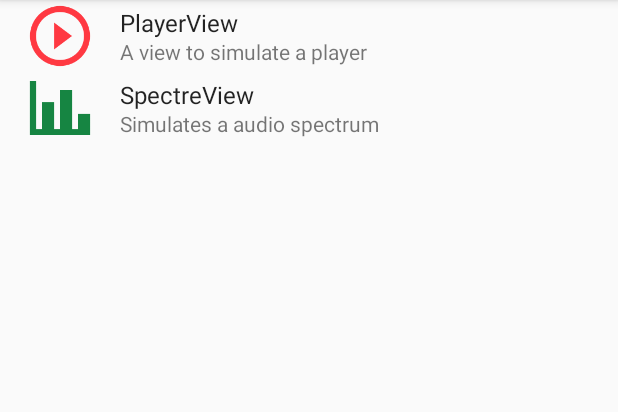
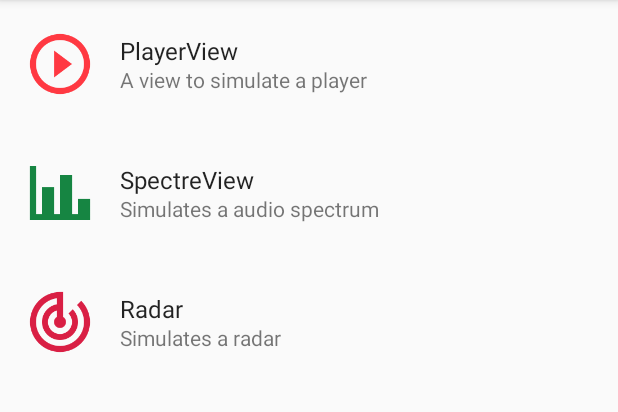
Before and after one commit to igorescodro/viittaus, an Android app: the screen it shows after launch (MainActivity), on a phone screen of 412 x 824 dp, the part 84-496 px from its top. Run offline under Robolectric (Android 15) with nearby library versions, the phone set to English and light mode, and no system bars; libraries missing offline, so code that uses them is left out: rx.subjects; 2 statements that could not run were skipped.

Commit message:
Add RadarView to CustomView list
RadarActivity created
RecyclerView item height updated

```diff
--- a/app/src/main/AndroidManifest.xml
+++ b/app/src/main/AndroidManifest.xml
@@ -25,6 +25,10 @@
             android:name=".activity.SpectreActivity"
             android:launchMode="singleTask"/>
 
+        <activity
+            android:name=".activity.RadarActivity"
+            android:launchMode="singleTask"/>
+
     </application>
 
 </manifest>
--- a/app/src/main/java/com/escodro/viittaus/view/CustomView.java
+++ b/app/src/main/java/com/escodro/viittaus/view/CustomView.java
@@ -5,6 +5,7 @@ import android.support.v7.app.AppCompatActivity;
 
 import com.escodro.viittaus.R;
 import com.escodro.viittaus.activity.PlayerActivity;
+import com.escodro.viittaus.activity.RadarActivity;
 import com.escodro.viittaus.activity.SpectreActivity;
 
 /**
@@ -30,7 +31,16 @@ public enum CustomView {
             R.drawable.ic_spectre_view,
             "SpectreView",
             "Simulates a audio spectrum",
-            SpectreActivity.class);
+            SpectreActivity.class),
+
+    /**
+     * Enum to represent the {@link RadarView}.
+     */
+    RADAR_VIEW(
+            R.drawable.ic_radar_view,
+            "Radar",
+            "Simulates a radar",
+            RadarActivity.class);
 
     /**
      * Field to represent the resource id of the drawable.
--- a/app/src/main/res/values/dimens.xml
+++ b/app/src/main/res/values/dimens.xml
@@ -22,7 +22,7 @@
     <dimen name="spacing_player_margin">72dp</dimen>
 
     <!-- Main List item -->
-    <dimen name="height_main_item">48dp</dimen>
+    <dimen name="height_main_item">86dp</dimen>
     <dimen name="size_main_item_icon">48dp</dimen>
 
     <!-- typical size of views -->
```
Also changed, not shown: app/src/main/java/com/escodro/viittaus/activity/RadarActivity.java (added, +42 -0 lines), app/src/main/res/layout/activity_radar.xml (added, +12 -0 lines), app/src/main/res/drawable-hdpi/ic_radar_view.png (added).
